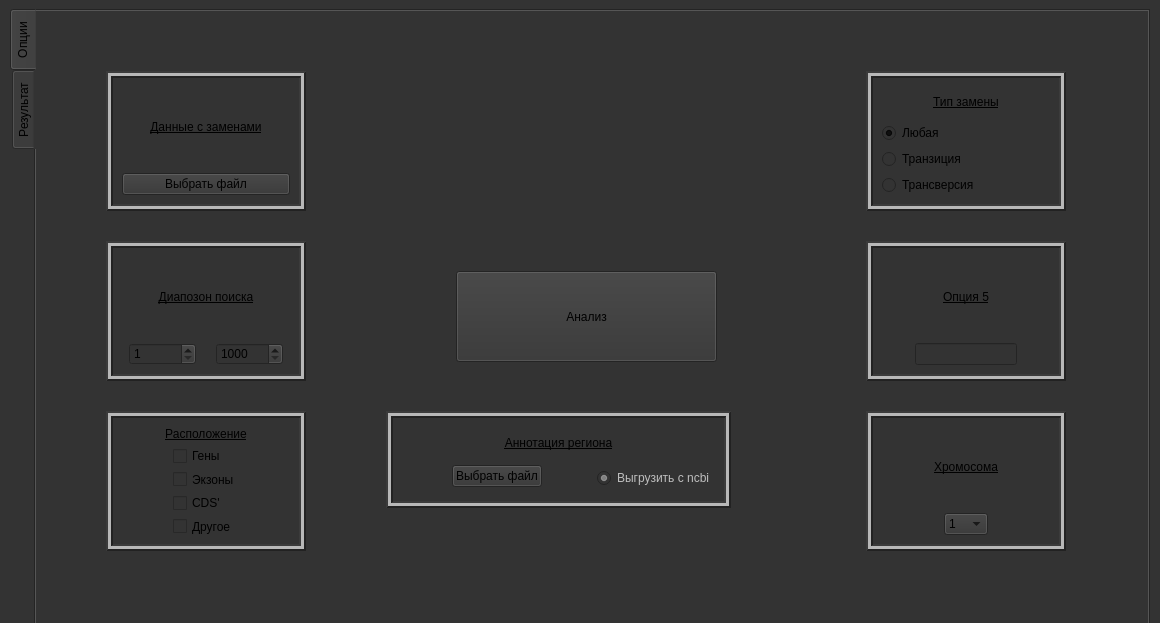
furanocoumarins/GCAT, file windows/MAIN/mainwindow.ui: the form before one commit.
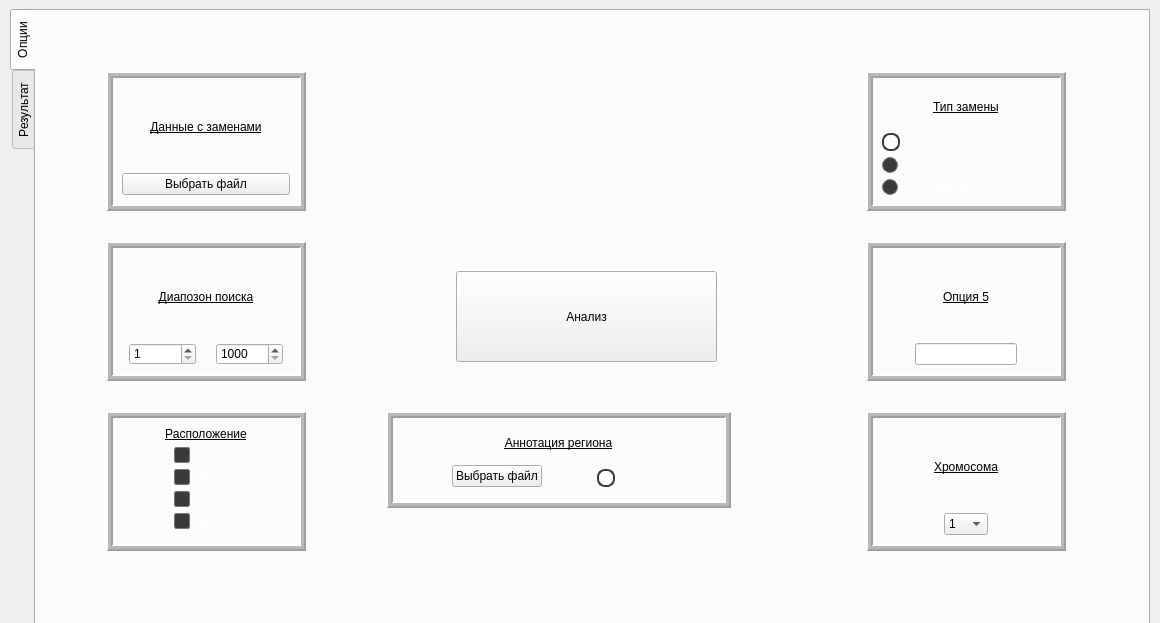
The form after the commit. Icons and pictures are not drawn.

Commit message: fix светлой темы убунту

What changed in the file:
```diff
--- a/windows/MAIN/mainwindow.ui
+++ b/windows/MAIN/mainwindow.ui
@@ -30,7 +30,50 @@
     <normaloff>../../assets/icon.png</normaloff>../../assets/icon.png</iconset>
   </property>
   <property name="styleSheet">
-   <string notr="true">background-color: #333333;</string>
+   <string notr="true">QCheckBox {
+    color: #ffffff;
+    spacing: 6px;
+}
+QCheckBox::indicator {
+    width: 14px;
+    height: 14px;
+    border: 1px solid #777777;
+    background-color: #3a3a3a;
+    border-radius: 2px;
+}
+QCheckBox::indicator:hover {
+    border: 1px solid #ffffff;
+    background-color: #4a4a4a;
+}
+QCheckBox::indicator:checked {
+    background-color: #ffffff;   
+    border: 2px solid #3a3a3a; 
+}
+QCheckBox::indicator:checked:hover {
+    background-color: #4a4a4a;
+    border: 1px solid #ffffff;
+}
+
+QRadioButton {
+    color: #ffffff;
+    spacing: 6px;
+}
+QRadioButton::indicator {
+    width: 14px;
+    height: 14px;
+    border: 1px solid #777777;
+	border-radius: 8px; 
+    background-color: #3a3a3a;
+}
+QRadioButton::indicator:hover {
+    border: 1px solid #ffffff;
+    background-color: #4a4a4a;
+}
+QRadioButton::indicator:checked {
+    background-color: #ffffff;   
+    border: 2px solid #3a3a3a; 
+}
+</string>
   </property>
   <widget class="QWidget" name="centralwidget">
    <layout class="QGridLayout" name="gridLayout_2">
```
